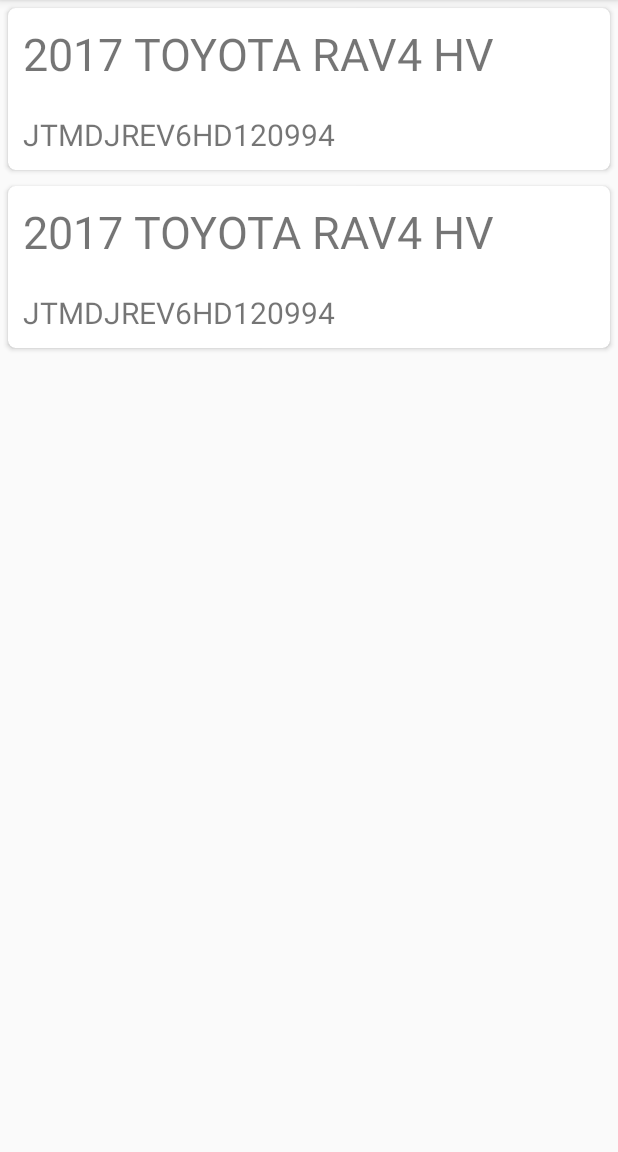
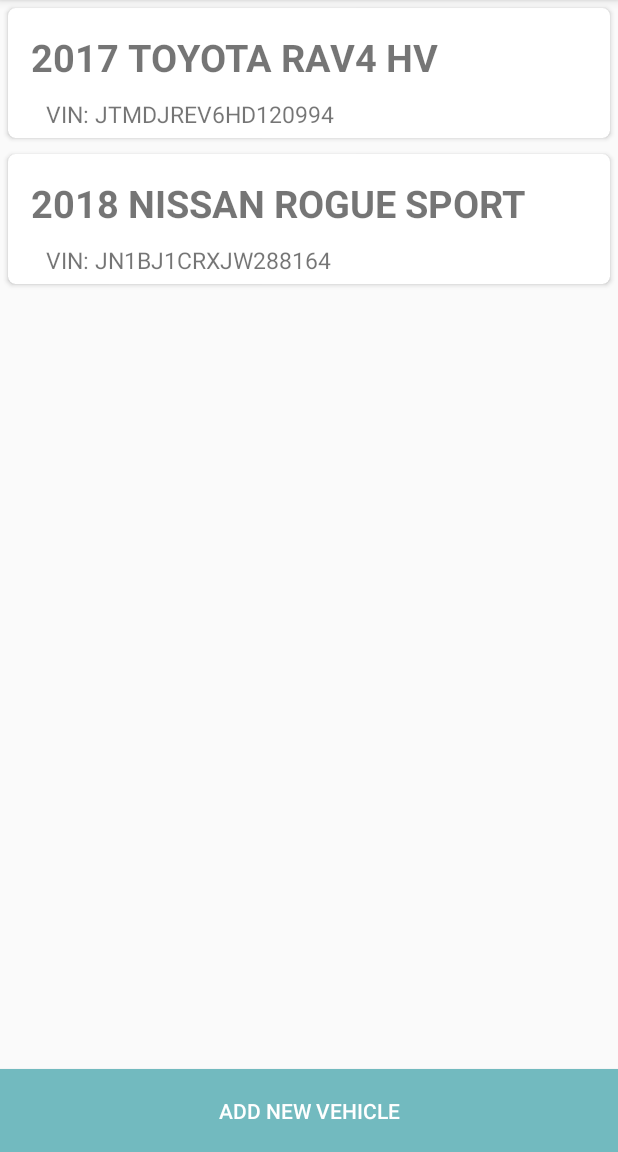
Before and after one commit to jawhnypoh/RecallTracker-Android, an Android app: the VehiclesListActivity screen opened directly, with no data from a screen before it, on a phone screen of 412 x 824 dp, the part 84-1236 px from its top. Run offline under Robolectric (Android 15) with nearby library versions, the phone set to English and light mode, and no system bars.

Commit message:
Minor UI changes, added button from VehiclesListActivity back to MainActivity git push

```diff
--- a/app/src/main/java/com/example/recalltracker/VehiclesListActivity.java
+++ b/app/src/main/java/com/example/recalltracker/VehiclesListActivity.java
@@ -4,7 +4,10 @@
 import androidx.recyclerview.widget.LinearLayoutManager;
 import androidx.recyclerview.widget.RecyclerView;
 
+import android.content.Intent;
 import android.os.Bundle;
+import android.view.View;
+import android.widget.Button;
 
 import com.example.recalltracker.Models.VehicleItem;
 
@@ -17,12 +20,22 @@
     private RecyclerView.Adapter mAdapter;
     private RecyclerView.LayoutManager layoutManager;
 
+    private Button addVehicleBtn;
+
     List<VehicleItem> vehicleItemList = new ArrayList<>();
 
     @Override
     protected void onCreate(Bundle savedInstanceState) {
         super.onCreate(savedInstanceState);
         setContentView(R.layout.activity_vehicles_list);
+
+        addVehicleBtn = findViewById(R.id.btn_add_car);
+        addVehicleBtn.setOnClickListener(new View.OnClickListener() {
+            public void onClick(View v) {
+                // Go to Search activity
+                goToSearchActivity();
+            }
+        });
 
         VehicleItem vehicleItem = new VehicleItem();
 
@@ -32,8 +45,16 @@
         vehicleItem.setCarName(carName);
         vehicleItem.setCarVIN(carVIN);
 
+        VehicleItem vehicleItem1 = new VehicleItem();
+
+        carName = "2018 NISSAN ROGUE SPORT";
+        carVIN = "JN1BJ1CRXJW288164";
+
+        vehicleItem1.setCarName(carName);
+        vehicleItem1.setCarVIN(carVIN);
+
         vehicleItemList.add(vehicleItem);
-        vehicleItemList.add(vehicleItem);
+        vehicleItemList.add(vehicleItem1);
 
         recyclerView = findViewById(R.id.vins_rv);
         recyclerView.setHasFixedSize(true);
@@ -46,4 +67,9 @@
         mAdapter = new VehiclesListAdapter(vehicleItemList, VehiclesListActivity.this);
         recyclerView.setAdapter(mAdapter);
     }
+
+    private void goToSearchActivity() {
+        Intent intent = new Intent(this, MainActivity.class);
+        startActivity(intent);
+    }
 }
--- a/app/src/main/java/com/example/recalltracker/VehiclesListAdapter.java
+++ b/app/src/main/java/com/example/recalltracker/VehiclesListAdapter.java
@@ -37,7 +37,7 @@
     public void onBindViewHolder(vehiclesListViewHolder holder, int position) {
         VehicleItem mList = list.get(position);
         holder.carName.setText(mList.getCarName());
-        holder.carVIN.setText(mList.getCarVIN());
+        holder.carVIN.setText("VIN: " + mList.getCarVIN());
     }
 
     @Override
--- a/app/src/main/res/layout/activity_vehicles_list.xml
+++ b/app/src/main/res/layout/activity_vehicles_list.xml
@@ -14,4 +14,14 @@
 
     </androidx.recyclerview.widget.RecyclerView>
 
+    <Button
+        android:id="@+id/btn_add_car"
+        android:layout_width="match_parent"
+        android:layout_height="55sp"
+        android:padding="10sp"
+        android:background="@color/colorAccent"
+        android:textColor="#FFF"
+        android:layout_alignParentBottom="true"
+        android:text="Add New Vehicle" />
+
 </RelativeLayout>
--- a/app/src/main/res/layout/vins_item.xml
+++ b/app/src/main/res/layout/vins_item.xml
@@ -16,25 +16,24 @@
 
         <RelativeLayout
             android:layout_width="match_parent"
-            android:layout_height="wrap_content" >
+            android:layout_height="wrap_content"
+            android:padding="5sp">
 
             <TextView
                 android:id="@+id/vehicle_name"
                 android:layout_width="match_parent"
                 android:layout_height="wrap_content"
-                android:text="Name"
+                android:textStyle="bold"
                 android:padding="10dp"
-                android:textSize="30sp"/>
+                android:textSize="25sp"/>
 
             <TextView
                 android:id="@+id/vin_number"
                 android:layout_width="match_parent"
                 android:layout_height="wrap_content"
                 android:layout_below="@+id/vehicle_name"
-                android:text="VIN:"
-                android:padding="10dp"
-                android:textSize="20sp"/>
-
+                android:paddingLeft="20dp"
+                android:textSize="15sp"/>
 
         </RelativeLayout>
 
```
